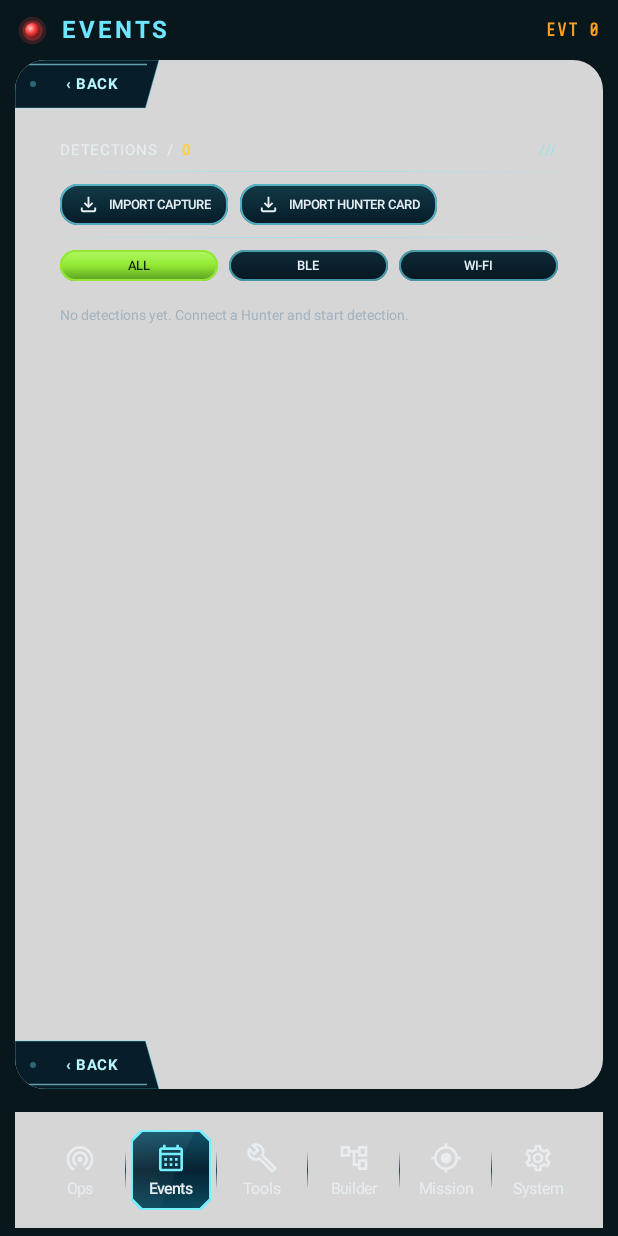
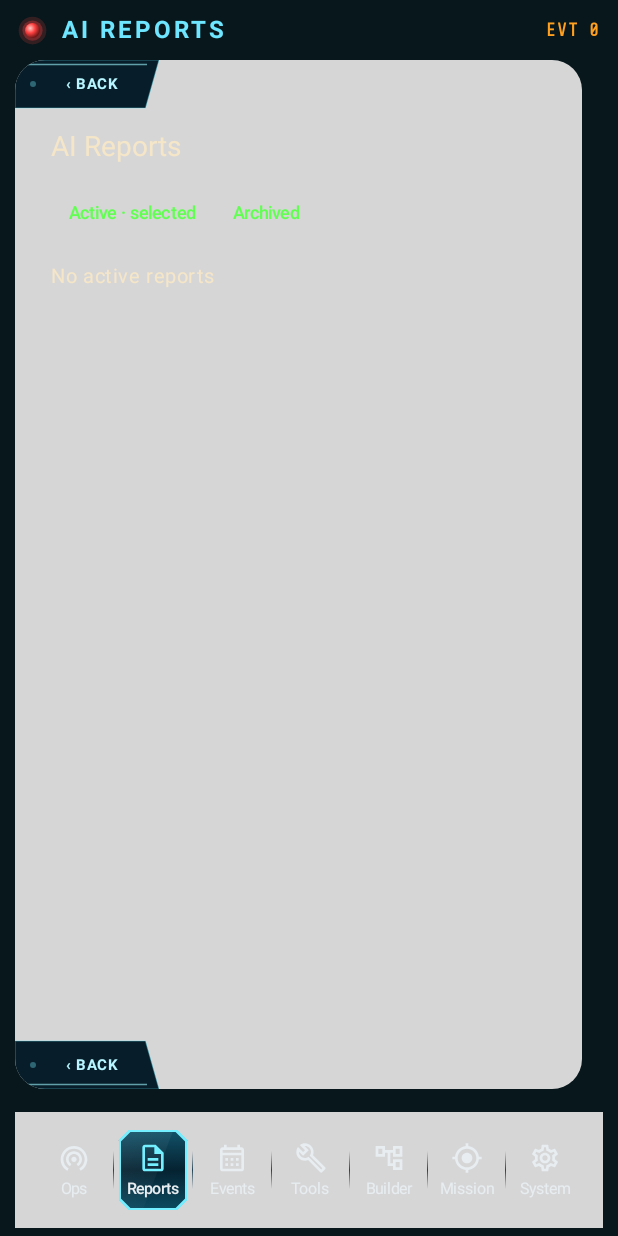
Before and after one commit to mikevan/Vixen, an Android app built with Jetpack Compose: the screen it shows after launch (MainActivity), item 2 of the bottom bar chosen, on a phone screen of 412 x 824 dp. Run offline under Robolectric (Android 15) with nearby library versions, the phone set to English and light mode, and no system bars.

Commit message:
Separate AI report history from OPS with confirmed evidence-preserving archive

```diff
--- a/android/app/build.gradle.kts
+++ b/android/app/build.gradle.kts
@@ -26,10 +26,10 @@ android {
         targetSdk = 36
         // Build 111: Android-compatible summary placeholders, on-device practice regression.
         // Build 110: visual report rules and a reproducible, labeled Builder practice capture.
-        versionCode = 142
+        versionCode = 143
         buildConfigField("boolean", "LT_ARM_DOTPROD_EXPERIMENT", "false")
         buildConfigField("boolean", "LT_ARM_I8MM_EXPERIMENT", "false")
-        versionName = "0.1.142-beta.1"
+        versionName = "0.1.143-beta.1"
         // build 88: analytic pipeline slice 1 - workflow wiring files (deauth triage shipped), engine, seven checks + verdict, frame fabricator fixtures, read-only Builder viewer, TRIAGE on event detail
         // build 87: MISSION wired to the Hunter (SetSensors allow-list), presets check their sensors, sensors grouped, EAPOL listed; OPS "Select Sensors" (All Sensors / Only Deauth) is a shortcut into MISSION
         // build 86: watch to cool steel, teal ground, toward the OPS comp; six destinations (OPS, EVENTS, TOOLS, BUILDER, MISSION, SYSTEM)
--- a/android/app/src/main/java/com/projectrevivesolutions/layertime/controller/signatures/SignatureReportStore.kt
+++ b/android/app/src/main/java/com/projectrevivesolutions/layertime/controller/signatures/SignatureReportStore.kt
@@ -1,6 +1,8 @@
 package com.projectrevivesolutions.layertime.controller.signatures
 
 import com.projectrevivesolutions.layertime.controller.flow.FlowJson
+import kotlinx.coroutines.flow.MutableStateFlow
+import kotlinx.coroutines.flow.asStateFlow
 import java.io.File
 import java.security.MessageDigest
 
@@ -21,9 +23,16 @@ class SignatureReportStore(private val root: File) {
         val file=marker(id)
         if(archived) { check(file.parentFile!!.mkdirs() || file.parentFile!!.isDirectory); if(!file.exists())check(file.createNewFile()) }
         else if(file.exists())check(file.delete())
+        changed.value++
     }
     private fun marker(id:String)=File(root,"signature-report-archive/$id")
+    fun current(reports:List<Report>, key:String?):Report? {
+        val newest=if(key!=null)reports.find {it.id==idForKey(key)} else reports.firstOrNull {it.completedEpochMs!=null}
+        return newest?.takeUnless {it.archived}
+    }
     companion object {
+        private val changed=MutableStateFlow(0L)
+        val changes=changed.asStateFlow()
         fun idForKey(key:String)=MessageDigest.getInstance("SHA-256").digest(key.toByteArray()).joinToString(""){"%02x".format(it)}
     }
 }
--- /dev/null
+++ b/android/app/src/main/java/com/projectrevivesolutions/layertime/controller/ui/AiReportsScreen.kt
@@ -0,0 +1,63 @@
+package com.projectrevivesolutions.layertime.controller.ui
+
+import android.widget.Toast
+import androidx.activity.compose.rememberLauncherForActivityResult
+import androidx.activity.result.contract.ActivityResultContracts
+import androidx.compose.foundation.layout.*
+import androidx.compose.foundation.lazy.LazyColumn
+import androidx.compose.foundation.lazy.items
+import androidx.compose.material3.*
+import androidx.compose.runtime.*
+import androidx.compose.ui.Modifier
+import androidx.compose.ui.platform.LocalContext
+import androidx.compose.ui.unit.dp
+import com.projectrevivesolutions.layertime.controller.signatures.SignatureReportStore
+import kotlinx.coroutines.Dispatchers
+import kotlinx.coroutines.launch
+import kotlinx.coroutines.withContext
+
+@Composable fun AiReportsScreen() {
+    val context=LocalContext.current;val scope=rememberCoroutineScope()
+    val reports=rememberSignatureReports()
+    var archived by remember {mutableStateOf(false)}
+    var selectedId by remember {mutableStateOf<String?>(null)}
+    var confirming by remember {mutableStateOf<SignatureReportStore.Report?>(null)}
+    var exporting by remember {mutableStateOf<SignatureReportStore.Report?>(null)}
+    val export=rememberLauncherForActivityResult(ActivityResultContracts.CreateDocument("application/json")){uri->
+        val report=exporting
+        if(uri!=null && report!=null)scope.launch {
+            val result=withContext(Dispatchers.IO){runCatching {context.contentResolver.openOutputStream(uri,"wt")!!.use {it.write(report.json.toByteArray())}}}
+            Toast.makeText(context,if(result.isSuccess)"Report exported" else "Could not export report",Toast.LENGTH_LONG).show()
+        }
+    }
+    Column(Modifier.fillMaxSize().padding(12.dp),verticalArrangement=Arrangement.spacedBy(8.dp)) {
+        Text("AI Reports",style=MaterialTheme.typography.titleLarge)
+        Row {
+            TextButton(onClick={archived=false}){Text(if(!archived)"Active · selected" else "Active")}
+            TextButton(onClick={archived=true}){Text(if(archived)"Archived · selected" else "Archived")}
+        }
+        val visible=reports.filter {it.archived==archived}
+        if(visible.isEmpty())Text(if(archived)"No archived reports" else "No active reports")
+        LazyColumn(Modifier.weight(1f),verticalArrangement=Arrangement.spacedBy(8.dp)) {
+            items(visible,key={it.id}){report->Card(onClick={selectedId=report.id},modifier=Modifier.fillMaxWidth()) {
+                Column(Modifier.padding(12.dp),verticalArrangement=Arrangement.spacedBy(4.dp)) {
+                    Text(reportTime(report.completedEpochMs),style=MaterialTheme.typography.titleSmall)
+                    Text("Report ${report.id.take(8)} · Hunter session ${report.sessions}",style=MaterialTheme.typography.labelSmall)
+                    Text(report.status,style=MaterialTheme.typography.labelSmall)
+                    Text(reportWording(report.finding ?: "No accepted finding saved."),style=MaterialTheme.typography.bodySmall)
+                }
+            }}
+        }
+    }
+    reports.find {it.id==selectedId}?.let {report->AlertDialog(onDismissRequest={selectedId=null},title={Text("Report ${report.id.take(8)}")},text={LazyColumn {item {
+        Text(reportTime(report.completedEpochMs));Text("Hunter session ${report.sessions}")
+        Text(report.status);Text(reportWording(report.finding ?: "No accepted AI finding was saved."))
+        TextButton(onClick={exporting=report;export.launch("vixen-ai-report-${report.id.take(12)}.json")}){Text("Export report")}
+        if(report.archived)TextButton(onClick={scope.launch {
+            val result=withContext(Dispatchers.IO){runCatching {SignatureReportStore(context.filesDir).archive(report.id,false)}}
+            if(result.isSuccess)selectedId=null else Toast.makeText(context,"Could not restore report",Toast.LENGTH_LONG).show()
+        }}){Text("Restore from archive")}
+        else TextButton(onClick={confirming=report}){Text("Archive report")}
+    }}},confirmButton={TextButton(onClick={selectedId=null}){Text("Close")}})}
+    confirming?.let {ArchiveReportConfirmation(it){confirming=null;selectedId=null}}
+}
--- a/android/app/src/main/java/com/projectrevivesolutions/layertime/controller/ui/LayoutMode.kt
+++ b/android/app/src/main/java/com/projectrevivesolutions/layertime/controller/ui/LayoutMode.kt
@@ -58,6 +58,7 @@ object LayoutPlan {
  */
 enum class Destination(val label: String) {
     OPS("OPS"),         // the field screen: the face and the connection and detection controls
+    REPORTS("AI REPORTS"), // saved assessments and archive
     EVENTS("EVENTS"),   // the live detection list, with DECODE A CAPTURE FILE, and detail
     TOOLS("TOOLS"),     // the analytic windows (Wireshark and the rest), run and view here
     BUILDER("BUILDER"), // zoomable workspace for assembling analysis tools
--- a/android/app/src/main/java/com/projectrevivesolutions/layertime/controller/ui/LiveSignaturePanel.kt
+++ b/android/app/src/main/java/com/projectrevivesolutions/layertime/controller/ui/LiveSignaturePanel.kt
@@ -1,79 +1,63 @@
 package com.projectrevivesolutions.layertime.controller.ui
 
 import android.widget.Toast
-import androidx.activity.compose.rememberLauncherForActivityResult
-import androidx.activity.result.contract.ActivityResultContracts
 import androidx.compose.foundation.layout.*
-import androidx.compose.foundation.lazy.LazyColumn
-import androidx.compose.foundation.lazy.items
 import androidx.compose.material3.*
 import androidx.compose.runtime.*
 import androidx.compose.ui.Modifier
 import androidx.compose.ui.platform.LocalContext
 import androidx.compose.ui.unit.dp
-import androidx.compose.ui.unit.sp
 import com.projectrevivesolutions.layertime.controller.signatures.LiveSignatureAnalysis
 import com.projectrevivesolutions.layertime.controller.signatures.SignatureReportStore
-import com.projectrevivesolutions.layertime.controller.ui.theme.LtColors
-import com.projectrevivesolutions.layertime.controller.state.ControllerRepository
-import com.projectrevivesolutions.layertime.controller.model.ConnState
 import kotlinx.coroutines.Dispatchers
 import kotlinx.coroutines.launch
 import kotlinx.coroutines.withContext
 import java.text.DateFormat
 import java.util.Date
 
-private fun reportWording(text:String)=text.replace("Deauthentication and EAPOL observations", "Wi-Fi disconnect messages and connection-handshake traffic").replace("Remote ID broadcast","drone identification broadcast").replace("Remote ID preceded","A drone identification broadcast preceded").replace("an unverified drone identification broadcast","a drone identification broadcast").replace(" This is a candidate sequence for review; it does not prove an outage, a coordinated attack, or hostile drone intent.", "")
+internal fun reportWording(text:String)=text.replace("Deauthentication and EAPOL observations", "Wi-Fi disconnect messages and connection-handshake traffic").replace("Remote ID broadcast","drone identification broadcast").replace("Remote ID preceded","A drone identification broadcast preceded").replace("an unverified drone identification broadcast","a drone identification broadcast").replace(" This is a candidate sequence for review; it does not prove an outage, a coordinated attack, or hostile drone intent.", "")
+internal fun reportTime(time:Long?)=time?.let {DateFormat.getDateTimeInstance(DateFormat.MEDIUM,DateFormat.MEDIUM).format(Date(it))} ?: "Creation time unavailable"
 
-private fun reportTime(time:Long?)=time?.let {DateFormat.getDateTimeInstance(DateFormat.MEDIUM,DateFormat.MEDIUM).format(Date(it))} ?: "Creation time unavailable"
+@Composable internal fun rememberSignatureReports():List<SignatureReportStore.Report> {
+    val context=LocalContext.current
+    val state by LiveSignatureAnalysis.state.collectAsState()
+    val revision by SignatureReportStore.changes.collectAsState()
+    var reports by remember {mutableStateOf(emptyList<SignatureReportStore.Report>())}
+    LaunchedEffect(state,revision){reports=withContext(Dispatchers.IO){SignatureReportStore(context.filesDir).list()}}
+    return reports
+}
+
+@Composable internal fun ArchiveReportConfirmation(report:SignatureReportStore.Report,onDismiss:()->Unit) {
+    val context=LocalContext.current;val scope=rememberCoroutineScope()
+    var saving by remember {mutableStateOf(false)}
+    AlertDialog(onDismissRequest={if(!saving)onDismiss()},title={Text("Archive this report?")},
+        text={Text("It will leave OPS and remain available in AI Reports. The report and its evidence will be kept.")},
+        dismissButton={TextButton(enabled=!saving,onClick=onDismiss){Text("Cancel")}},
+        confirmButton={TextButton(enabled=!saving,onClick={saving=true;scope.launch {
+            val result=withContext(Dispatchers.IO){runCatching {SignatureReportStore(context.filesDir).archive(report.id,true)}}
+            saving=false
+            if(result.isSuccess)onDismiss()else Toast.makeText(context,"Could not archive report",Toast.LENGTH_LONG).show()
+        }}){Text("Archive")}})
+}
 
 @Composable fun LiveSignaturePanel() {
     val state by LiveSignatureAnalysis.state.collectAsState()
-    val connection by ControllerRepository.conn.collectAsState()
-    val context=LocalContext.current
-    val store=remember(context){SignatureReportStore(context.filesDir)}
-    val scope=rememberCoroutineScope()
-    var reports by remember {mutableStateOf(emptyList<SignatureReportStore.Report>())}
-    var open by remember {mutableStateOf(false)}
-    var archived by remember {mutableStateOf(false)}
-    var revision by remember {mutableStateOf(0)}
-    var selected by remember {mutableStateOf<SignatureReportStore.Report?>(null)}
-    var exporting by remember {mutableStateOf<SignatureReportStore.Report?>(null)}
-    val export=rememberLauncherForActivityResult(ActivityResultContracts.CreateDocument("application/json")) {uri ->
-        val report=exporting
-        if(uri!=null && report!=null)scope.launch {
-            val result=withContext(Dispatchers.IO){runCatching {context.contentResolver.openOutputStream(uri,"wt")!!.use {it.write(report.json.toByteArray())}}}
-            Toast.makeText(context,if(result.isSuccess)"Report exported" else "Could not export report",Toast.LENGTH_LONG).show()
+    val reports=rememberSignatureReports()
+    val store=SignatureReportStore(LocalContext.current.filesDir)
+    val current=store.current(reports,state.key)
+    var confirming by remember {mutableStateOf<SignatureReportStore.Report?>(null)}
+    Card(Modifier.fillMaxWidth().padding(horizontal=10.dp,vertical=6.dp)) {
+        Column(Modifier.padding(12.dp),verticalArrangement=Arrangement.spacedBy(4.dp)) {
+            Text("Current AI report",style=MaterialTheme.typography.titleSmall)
+            if(current==null)Text(if(state.status.startsWith("Analyzing"))state.status else "No current report",style=MaterialTheme.typography.bodySmall)
+            else {
+                Text(reportTime(current.completedEpochMs),style=MaterialTheme.typography.labelSmall)
+                Text("Report ${current.id.take(8)} · Hunter session ${current.sessions}",style=MaterialTheme.typography.labelSmall)
+                Text(reportWording(current.finding ?: current.status),style=MaterialTheme.typography.bodySmall)
+                if(state.status.startsWith("Analyzing"))Text(state.status,style=MaterialTheme.typography.labelSmall)
+                TextButton(onClick={confirming=current}){Text("Archive")}
+            }
         }
     }
-    LaunchedEffect(state,open,revision){reports=withContext(Dispatchers.IO){store.list()}}
-    val current=state.key?.let {key->reports.find {it.id==SignatureReportStore.idForKey(key)}}
-    Column(Modifier.fillMaxWidth().padding(10.dp),verticalArrangement=Arrangement.spacedBy(4.dp)) {
-        Text(state.status,color=LtColors.Cyan,fontSize=12.sp)
-        current?.let {Text("Saved: ${reportTime(it.completedEpochMs)} · ${it.id.take(8)}${if(it.archived) " · Archived" else ""}",color=LtColors.Grey,fontSize=12.sp)}
-        state.finding?.let {Text(reportWording(it),color=LtColors.Grey,fontSize=12.sp)}
-        if(state.finding!=null && connection!=ConnState.CONNECTED)Text("Recorded assessment; live feed disconnected",color=LtColors.Amber,fontSize=12.sp)
-        TextButton(onClick={open=true}){Text("AI reports (${reports.count { !it.archived }})")}
-    }
-    if(open)AlertDialog(onDismissRequest={open=false},title={Text("Saved AI reports")},text={Column {
-        Text("Times show when analysis completed on this phone. Archived reports remain saved.")
-        TextButton(onClick={archived=!archived}){Text(if(archived)"Show active reports" else "Show archive")}
-        val visible=reports.filter {it.archived==archived}
-        if(visible.isEmpty())Text(if(archived)"No archived reports" else "No active reports")
-        LazyColumn(Modifier.heightIn(max=400.dp)){items(visible,key={it.id}){report->
-            TextButton(onClick={selected=report}){Column(Modifier.fillMaxWidth()){
-                Text(reportTime(report.completedEpochMs));Text("Report ${report.id.take(8)} · Hunter session ${report.sessions}")
-                Text(report.status)
-            }}
-        }}
-    }},confirmButton={TextButton(onClick={open=false}){Text("Close")}})
-    selected?.let {report->AlertDialog(onDismissRequest={selected=null},title={Text("Report ${report.id.take(8)}")},text={LazyColumn {item {
-        Text(reportTime(report.completedEpochMs));Text("Hunter session ${report.sessions}")
-        Text(report.status);Text(reportWording(report.finding ?: "No accepted AI finding was saved."))
-        TextButton(onClick={exporting=report;export.launch("vixen-ai-report-${report.id.take(12)}.json")}){Text("Export report")}
-        TextButton(onClick={scope.launch {
-            val result=withContext(Dispatchers.IO){runCatching {store.archive(report.id,!report.archived)}}
-            if(result.isSuccess){revision++;selected=null}else Toast.makeText(context,"Could not update archive",Toast.LENGTH_LONG).show()
-        }}){Text(if(report.archived)"Restore from archive" else "Archive report")}
-    }}},confirmButton={TextButton(onClick={selected=null}){Text("Close")}})}
+    confirming?.let {ArchiveReportConfirmation(it){confirming=null}}
 }
--- a/android/app/src/main/java/com/projectrevivesolutions/layertime/controller/ui/MainActivity.kt
+++ b/android/app/src/main/java/com/projectrevivesolutions/layertime/controller/ui/MainActivity.kt
@@ -689,6 +689,8 @@ private fun ControllerScreen() {
                         }
                     }
 
+                    "ai-reports" -> AiReportsScreen()
+
                     "builder" -> BuilderScreen(onWireshark = { page = "wireshark" }, onTimeline = { page = "timeline" })
 
                     "capture" -> CaptureOnlyScreen(onBack = { goBack() }, onOpenWireshark = { page = "wireshark" })
@@ -1247,6 +1249,7 @@ private fun SlashAccent(edge: Color) {
 /** The console page that a destination opens. */
 private fun pageFor(d: Destination): String = when (d) {
     Destination.OPS -> "main"
+    Destination.REPORTS -> "ai-reports"
     Destination.EVENTS -> "attacks"
     Destination.TOOLS -> "tools"
     Destination.BUILDER -> "builder"
@@ -1262,6 +1265,7 @@ private fun destForPage(page: String): Destination = when (page) {
     "builder" -> Destination.BUILDER
     "config" -> Destination.MISSION
     "system" -> Destination.SYSTEM
+    "ai-reports" -> Destination.REPORTS
     else -> Destination.OPS
 }
 
--- a/android/app/src/main/java/com/projectrevivesolutions/layertime/controller/ui/OpsNavigationBar.kt
+++ b/android/app/src/main/java/com/projectrevivesolutions/layertime/controller/ui/OpsNavigationBar.kt
@@ -7,6 +7,7 @@ import androidx.compose.foundation.selection.selectable
 import androidx.compose.foundation.selection.selectableGroup
 import androidx.compose.foundation.shape.CutCornerShape
 import androidx.compose.material.icons.Icons
+import androidx.compose.material.icons.outlined.Description
 import androidx.compose.material.icons.outlined.Build
 import androidx.compose.material.icons.outlined.AccountTree
 import androidx.compose.material.icons.outlined.CalendarMonth
@@ -57,6 +58,7 @@ private fun NavigationInstrument(destination:Destination,selected:Boolean,modifi
     val shape=CutCornerShape(7.dp)
     val icon=when(destination) {
         Destination.OPS -> Icons.Outlined.WifiTethering
+        Destination.REPORTS -> Icons.Outlined.Description
         Destination.EVENTS -> Icons.Outlined.CalendarMonth
         Destination.TOOLS -> Icons.Outlined.Build
         Destination.BUILDER -> Icons.Outlined.AccountTree
@@ -66,6 +68,7 @@ private fun NavigationInstrument(destination:Destination,selected:Boolean,modifi
     val label=when(destination) {
         Destination.OPS -> "Ops"; Destination.EVENTS -> "Events"; Destination.TOOLS -> "Tools"
         Destination.MISSION -> "Mission"; Destination.SYSTEM -> "System"
+        Destination.REPORTS -> "Reports"
         Destination.BUILDER -> "Builder"
     }
     Column(modifier.padding(horizontal=3.dp).heightIn(min=NavigationInstrumentHeight)
```
Also changed, not shown: android/app/src/main/java/com/projectrevivesolutions/layertime/controller/signatures/LiveSignatureAnalysis.kt (+10 -3 lines), 3 other files.
